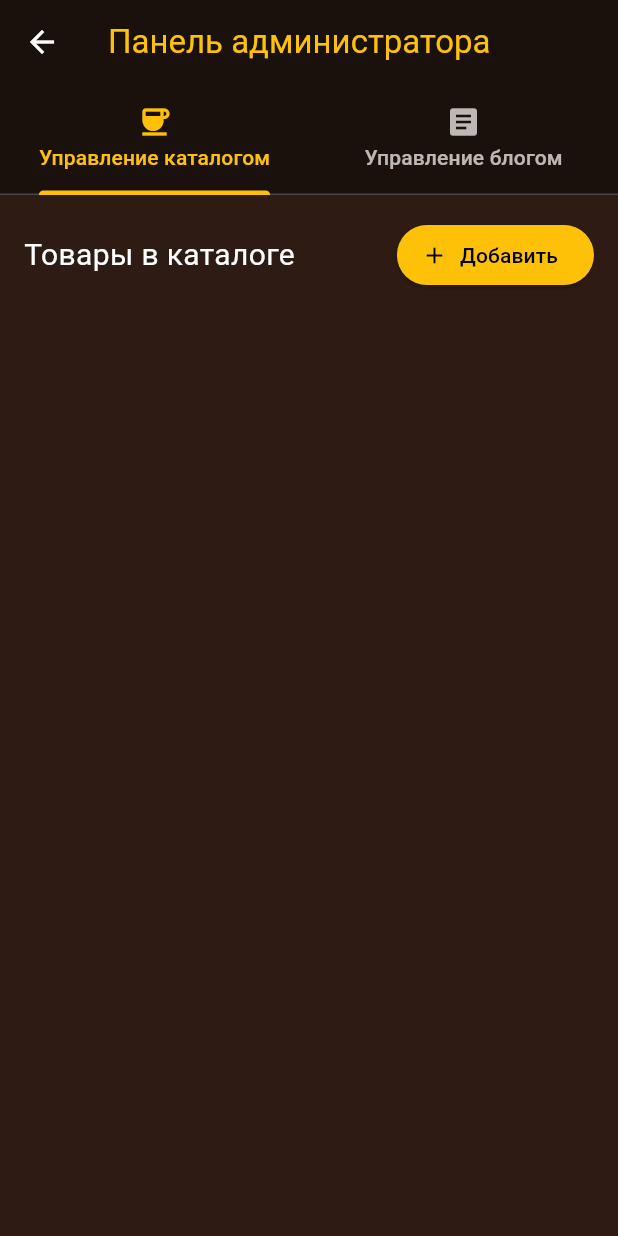
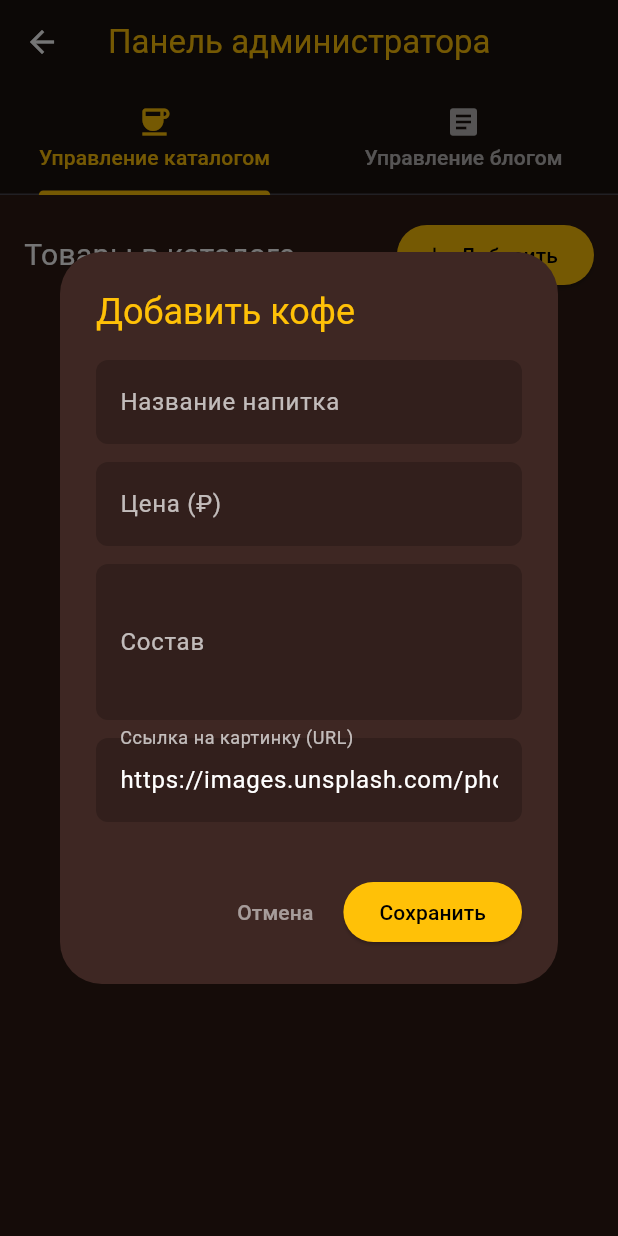
Before and after one commit to NikasWolf/coffe, a Flutter app: the AdminScreen screen opened directly, after a tap on "Добавить", on a phone screen of 412 x 824 dp. Run offline on Flutter 3.47's test engine with Material 3 defaults, Android fonts, the phone set to English and light mode, and no system bars; our stand-ins replace drift, drift_flutter; accounts and stored records are empty; generated files the repository leaves out were written again; statements that could not run were skipped.

Commit message:
+редактирование и добавление

```diff
--- a/coffe360practica/lib/viewmodels/catalog_viewmodel.dart
+++ b/coffe360practica/lib/viewmodels/catalog_viewmodel.dart
@@ -20,6 +20,10 @@ class CatalogViewModel extends ChangeNotifier {
     await _repository.addCoffee(coffee);
   }
 
+  Future<void> updateCoffee(Coffee coffee) async {
+    await _repository.updateCoffee(coffee);
+  }
+
   Future<void> deleteCoffee(int id) async {
     await _repository.deleteCoffee(id);
   }
--- /dev/null
+++ b/coffe360practica/lib/widgets/coffee_dialog.dart
@@ -0,0 +1,107 @@
+import 'package:flutter/material.dart';
+
+class CoffeeDialog extends StatefulWidget {
+  final dynamic existingCoffee; // Передаем Coffee из базы или null
+  const CoffeeDialog({super.key, this.existingCoffee});
+
+  @override
+  State<CoffeeDialog> createState() => _CoffeeDialogState();
+}
+
+class _CoffeeDialogState extends State<CoffeeDialog> {
+  final _nameController = TextEditingController();
+  final _priceController = TextEditingController();
+  final _descController = TextEditingController();
+  final _imageController = TextEditingController();
+
+  @override
+  void initState() {
+    super.initState();
+    if (widget.existingCoffee != null) {
+      _nameController.text = widget.existingCoffee.name;
+      _priceController.text = widget.existingCoffee.price.toInt().toString();
+      _descController.text = widget.existingCoffee.description;
+      _imageController.text = widget.existingCoffee.imageUrl;
+    } else {
+      // Дефолтная картинка для новых товаров
+      _imageController.text = 'https://images.unsplash.com/photo-1510707577719-ae7c14805e3a?q=80&w=200&auto=format&fit=crop';
+    }
+  }
+
+  @override
+  void dispose() {
+    _nameController.dispose();
+    _priceController.dispose();
+    _descController.dispose();
+    _imageController.dispose();
+    super.dispose();
+  }
+
+  @override
+  Widget build(BuildContext context) {
+    bool isEditing = widget.existingCoffee != null;
+
+    return AlertDialog(
+      backgroundColor: const Color(0xFF3E2723),
+      title: Text(isEditing ? 'Редактировать кофе' : 'Добавить кофе', style: const TextStyle(color: Colors.amber)),
+      content: SizedBox(
+        width: 400,
+        child: SingleChildScrollView(
+          child: Column(
+            mainAxisSize: MainAxisSize.min,
+            children: [
+              _buildField('Название напитка', _nameController),
+              _buildField('Цена (₽)', _priceController, isNumber: true),
+              _buildField('Состав', _descController, maxLines: 3),
+              _buildField('Ссылка на картинку (URL)', _imageController),
+            ],
+          ),
+        ),
+      ),
+      actions: [
+        TextButton(
+          onPressed: () => Navigator.pop(context),
+          child: const Text('Отмена', style: TextStyle(color: Colors.white54)),
+        ),
+        ElevatedButton(
+          onPressed: () {
+            final name = _nameController.text.trim();
+            final price = double.tryParse(_priceController.text) ?? 0.0;
+            final desc = _descController.text.trim();
+            final image = _imageController.text.trim();
+
+            if (name.isNotEmpty && desc.isNotEmpty) {
+              Navigator.pop(context, {
+                'name': name,
+                'price': price,
+                'description': desc,
+                'imageUrl': image,
+              });
+            }
+          },
+          style: ElevatedButton.styleFrom(backgroundColor: Colors.amber, foregroundColor: Colors.black),
+          child: const Text('Сохранить'),
+        ),
+      ],
+    );
+  }
+
+  Widget _buildField(String label, TextEditingController controller, {bool isNumber = false, int maxLines = 1}) {
+    return Padding(
+      padding: const EdgeInsets.only(bottom: 12.0),
+      child: TextField(
+        controller: controller,
+        keyboardType: isNumber ? TextInputType.number : TextInputType.text,
+        maxLines: maxLines,
+        style: const TextStyle(color: Colors.white),
+        decoration: InputDecoration(
+          labelText: label,
+          labelStyle: const TextStyle(color: Colors.white70),
+          filled: true,
+          fillColor: Colors.black.withValues(alpha: 0.2),
+          border: OutlineInputBorder(borderRadius: BorderRadius.circular(8), borderSide: BorderSide.none),
+        ),
+      ),
+    );
+  }
+}
```
Also changed, not shown: coffe360practica/lib/repositories/blog_repository.dart (+8 -0 lines), coffe360practica/lib/viewmodels/blog_viewmodel.dart (+8 -0 lines), coffe360practica/lib/views/admin_screen.dart (+75 -7 lines), coffe360practica/lib/widgets/blog_card.dart (+52 -10 lines), coffe360practica/lib/widgets/blog_dialog.dart (added, +111 -0 lines).
